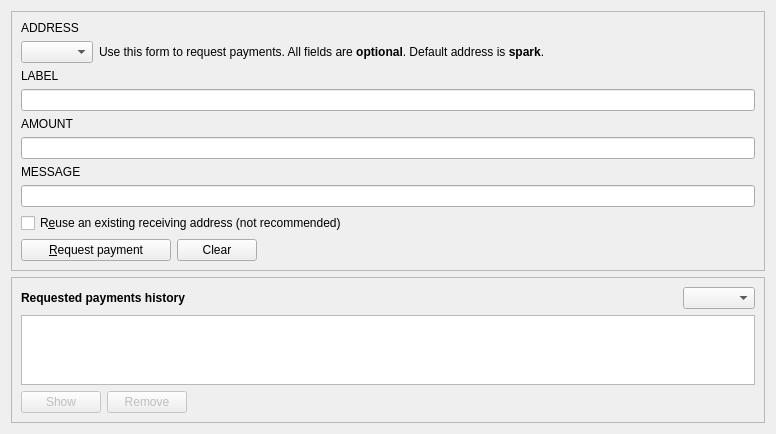
firoorg/firo, file src/qt/forms/receivecoinsdialog.ui: the form before one commit.
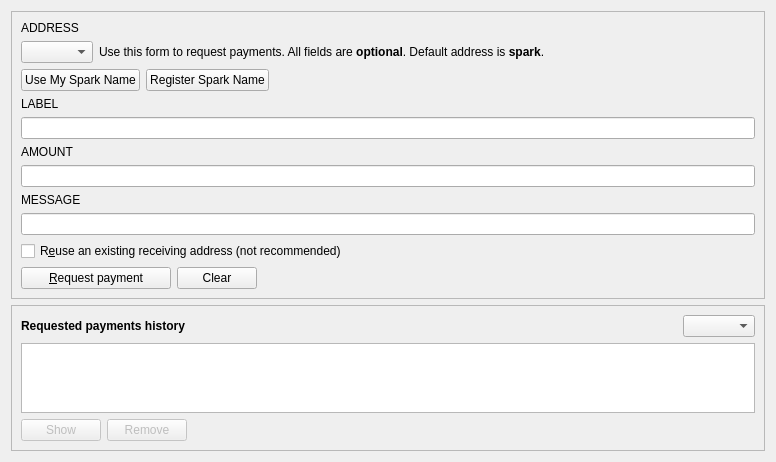
The form after the commit. Custom widgets are drawn as their Qt base class.

Commit message: Qt: restore Spark Name receive shortcuts

Diff of the .ui file:
```diff
--- a/src/qt/forms/receivecoinsdialog.ui
+++ b/src/qt/forms/receivecoinsdialog.ui
@@ -69,6 +69,55 @@
             </item>
           </layout>
         </item>
+        <item>
+         <widget class="QWidget" name="sparkNameActions" native="true">
+          <layout class="QHBoxLayout" name="sparkNameActionsLayout">
+           <property name="leftMargin"><number>0</number></property>
+           <property name="topMargin"><number>0</number></property>
+           <property name="rightMargin"><number>0</number></property>
+           <property name="bottomMargin"><number>0</number></property>
+           <item>
+            <widget class="QPushButton" name="mySparkNamesButton">
+             <property name="toolTip">
+              <string>Choose one of this wallet's Spark Names for the payment request.</string>
+             </property>
+             <property name="text">
+              <string>Use My Spark Name</string>
+             </property>
+             <property name="autoDefault">
+              <bool>false</bool>
+             </property>
+            </widget>
+           </item>
+           <item>
+            <widget class="QPushButton" name="createSparkNameButton">
+             <property name="toolTip">
+              <string>Register a new Spark Name.</string>
+             </property>
+             <property name="text">
+              <string>Register Spark Name</string>
+             </property>
+             <property name="autoDefault">
+              <bool>false</bool>
+             </property>
+            </widget>
+           </item>
+           <item>
+            <spacer name="sparkNameActionsSpacer">
+             <property name="orientation">
+              <enum>Qt::Horizontal</enum>
+             </property>
+             <property name="sizeHint" stdset="0">
+              <size>
+               <width>40</width>
+               <height>20</height>
+              </size>
+             </property>
+            </spacer>
+           </item>
+          </layout>
+         </widget>
+        </item>
         <item>
          <widget class="QLabel" name="label_2">
           <property name="toolTip">
```
The commit also changes 2 other files.
